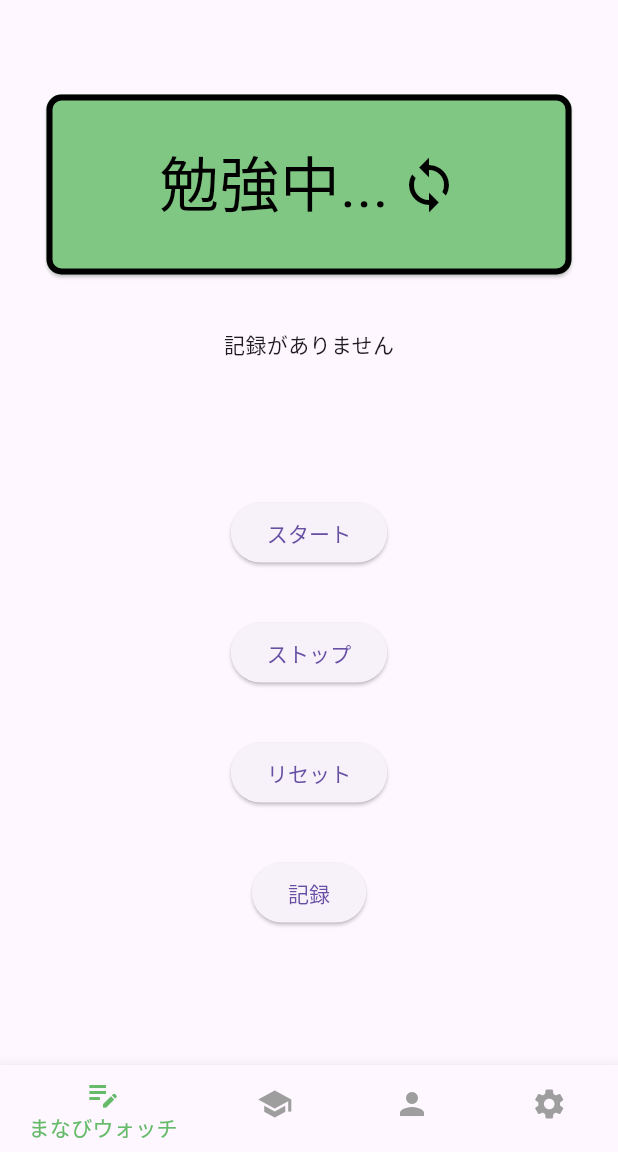
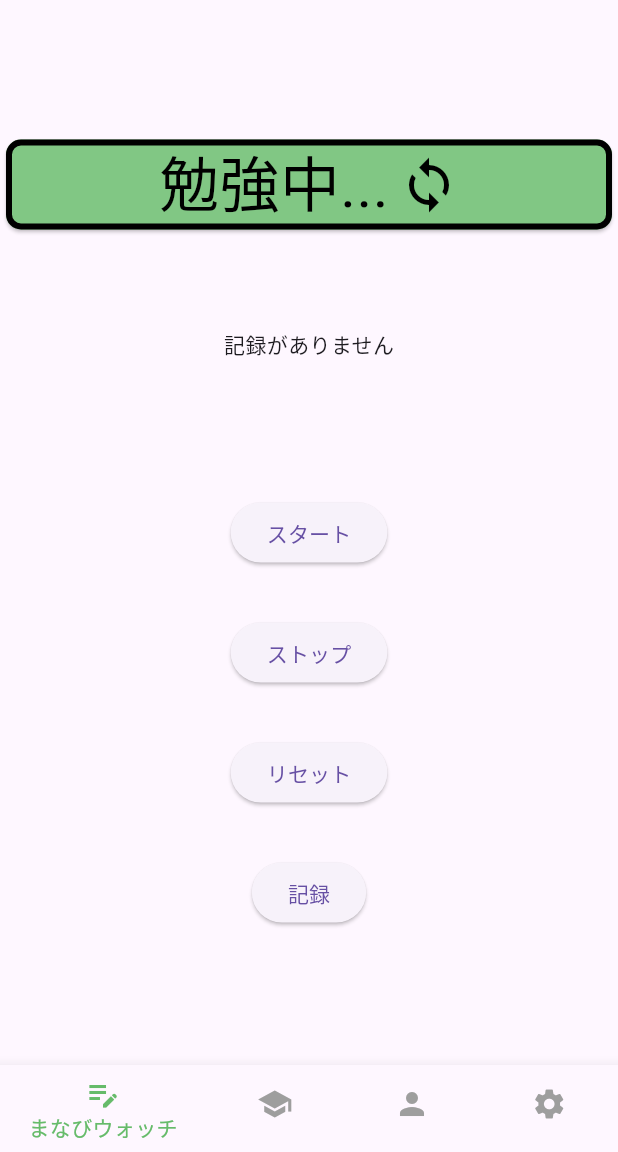
Before and after one commit to Ryosan846538/Ganbaroune, a Flutter app: the screen it shows after launch, after a tap on an icon or button, on a phone screen of 412 x 824 dp, the part 84-1236 px from its top. Run offline on Flutter 3.47's test engine with Material 3 defaults, Android fonts, the phone set to English and light mode, and no system bars; drawn by our look-alikes of flip_card; our stand-ins replace stop_watch_timer.

Commit message:
Lint Check

```diff
--- a/lib/screen/stop_watch.dart
+++ b/lib/screen/stop_watch.dart
@@ -89,10 +89,7 @@ class _CountUpPageState extends State<CountUpPage> {
                   borderRadius: BorderRadius.circular(10),
                   side: const BorderSide(color: Colors.black, width: 4),
                 ),
-                child: const SizedBox(
-                  width: 350,
-                  height: 120,
-                  child: const Center(
+                child: const Center(
                       child: Row(
                           mainAxisAlignment: MainAxisAlignment.center,
                           children: [
@@ -112,7 +109,6 @@ class _CountUpPageState extends State<CountUpPage> {
                           color: Colors.black,
                         ),
                       ])),
-                ),
               ),
             ),
             const SizedBox(
```
